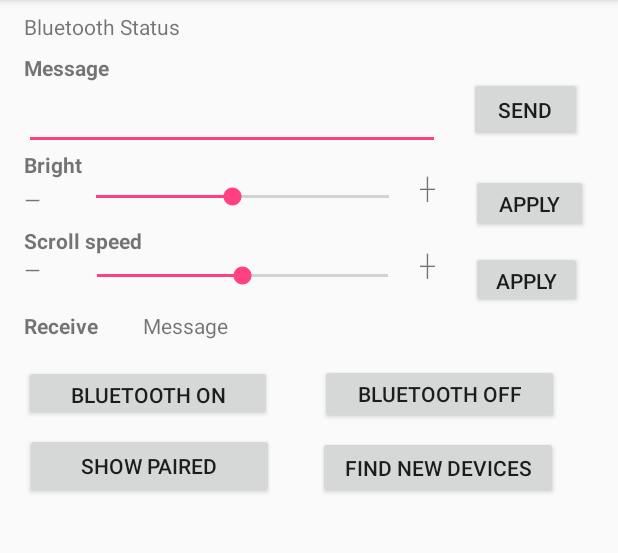
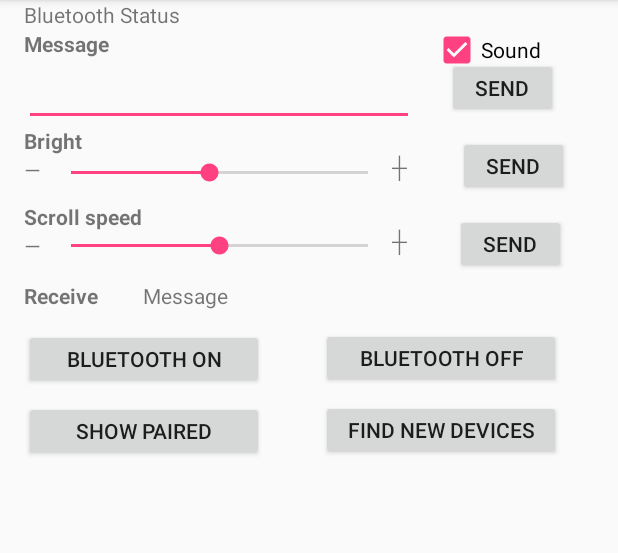
Before and after one commit to fopmania/Android, an Android app: the screen it shows after launch (MainActivity), on a phone screen of 412 x 824 dp, the part 84-637 px from its top. Run offline under Robolectric (Android 15) with nearby library versions, the phone set to English and light mode, and no system bars.

Commit message:
no message

```diff
--- a/Max7219Control/app/src/main/java/com/fopman/mac/max7219control/MainActivity.java
+++ b/Max7219Control/app/src/main/java/com/fopman/mac/max7219control/MainActivity.java
@@ -11,15 +11,18 @@ import android.os.Handler;
 import android.os.SystemClock;
 import android.support.v7.app.AppCompatActivity;
 import android.os.Bundle;
+import android.util.Log;
 import android.view.View;
 import android.widget.AdapterView;
 import android.widget.ArrayAdapter;
 import android.widget.Button;
+import android.widget.CheckBox;
 import android.widget.ListView;
 import android.widget.SeekBar;
 import android.widget.TextView;
 import android.widget.Toast;
 
+import java.io.Console;
 import java.io.IOException;
 import java.io.InputStream;
 import java.io.OutputStream;
@@ -122,21 +125,21 @@ public class MainActivity extends AppCompatActivity {
 
     public void onClickSend(View view) {
         if(thConnect != null){
-            bufMsg[0] = cmd_text;
+            Toast.makeText(getApplicationContext(), "Send "+ txtMessage.getText().toString(), Toast.LENGTH_LONG ).show();
             thConnect.write(cmd_text, txtMessage.getText().toString());
         }
     }
 
     public void onClickBright(View view) {
         if(thConnect != null){
-            bufMsg[0] = cmd_bright;
+            Toast.makeText(getApplicationContext(), "Bright : "+ sbBright.getProgress(), Toast.LENGTH_LONG ).show();
             thConnect.write(cmd_bright, Integer.toString(sbBright.getProgress()));
         }
     }
 
     public void onClickSpeed(View view) {
         if(thConnect != null){
-            bufMsg[0] = cmd_speed;
+            Toast.makeText(getApplicationContext(), "Speed : "+ sbSpeed.getProgress(), Toast.LENGTH_LONG ).show();
             thConnect.write(cmd_speed, Integer.toString(sbSpeed.getProgress()));
         }
     }
@@ -309,15 +312,18 @@ public class MainActivity extends AppCompatActivity {
         /* Call this from the main activity to send data to the remote device */
         public void write(byte cmd, String Msg) {
             byte [] data = Msg.getBytes();
+            bufMsg[0] = cmd;
+            if(((CheckBox)findViewById(R.id.ckSound)).isChecked())  bufMsg[1] = '1';
+                else    bufMsg[1] = '0';
+            Log.d("BT_MSG", Integer.toString(bufMsg[1]));
             for(int i = 0; i < data.length; i++){
-                bufMsg[i+1] = data[i];
+                bufMsg[i+2] = data[i];
             }
-            bufMsg[data.length+1] = '\0';
+            bufMsg[data.length+2] = 0;
             try {
                 mmOutStream.write(bufMsg);
             } catch (IOException e) { }
 
-            Toast.makeText(getApplicationContext(), "send "+ Msg, Toast.LENGTH_LONG ).show();
 
             delayButtons();
         }
--- a/Max7219Control/app/src/main/res/layout/activity_main.xml
+++ b/Max7219Control/app/src/main/res/layout/activity_main.xml
@@ -37,8 +37,6 @@
         android:layout_width="wrap_content"
         android:layout_height="wrap_content"
         android:layout_marginLeft="16dp"
-        android:layout_marginStart="16dp"
-        android:layout_marginTop="8dp"
         android:text="Bluetooth Status"
         app:layout_constraintLeft_toLeftOf="parent"
         app:layout_constraintTop_toTopOf="parent" />
@@ -48,8 +46,6 @@
         android:layout_width="wrap_content"
         android:layout_height="wrap_content"
         android:layout_marginLeft="16dp"
-        android:layout_marginStart="16dp"
-        android:layout_marginTop="8dp"
         android:text="Message"
         android:textStyle="bold"
         app:layout_constraintLeft_toLeftOf="parent"
@@ -57,28 +53,26 @@
 
     <EditText
         android:id="@+id/txtMessage"
-        android:layout_width="277dp"
+        android:layout_width="260dp"
         android:layout_height="45dp"
         android:layout_marginLeft="16dp"
         android:ems="10"
         android:inputType="textPersonName"
-        android:maxLength="61"
+        android:maxLength="60"
         app:layout_constraintLeft_toLeftOf="parent"
         app:layout_constraintTop_toBottomOf="@+id/textView" />
 
     <Button
         android:id="@+id/btnSend"
-        android:layout_width="75dp"
-        android:layout_height="43dp"
-        android:layout_marginEnd="16dp"
-        android:layout_marginStart="8dp"
-        android:layout_marginTop="24dp"
+        android:layout_width="74dp"
+        android:layout_height="40dp"
+        android:layout_marginEnd="24dp"
+        android:layout_marginStart="5dp"
         android:onClick="onClickSend"
         android:text="SEND"
         app:layout_constraintEnd_toEndOf="parent"
-        app:layout_constraintHorizontal_bias="0.578"
         app:layout_constraintStart_toEndOf="@+id/txtMessage"
-        app:layout_constraintTop_toBottomOf="@+id/txtStatus"
+        app:layout_constraintTop_toBottomOf="@+id/textView"
         tools:ignore="MissingConstraints" />
 
     <TextView
@@ -95,29 +89,25 @@
 
     <SeekBar
         android:id="@+id/sbBright"
-        android:layout_width="227dp"
+        android:layout_width="230dp"
         android:layout_height="24dp"
-        android:layout_marginEnd="8dp"
-        android:layout_marginLeft="32dp"
-        android:layout_marginStart="8dp"
         android:max="15"
         android:progress="7"
-        app:layout_constraintEnd_toStartOf="@+id/textView7"
-        app:layout_constraintHorizontal_bias="0.434"
-        app:layout_constraintLeft_toLeftOf="parent"
         app:layout_constraintStart_toEndOf="@+id/textView4"
         app:layout_constraintTop_toBottomOf="@+id/textView2" />
 
     <Button
         android:id="@+id/btBright"
-        android:layout_width="78dp"
-        android:layout_height="39dp"
-        android:layout_marginRight="20dp"
-        android:layout_marginTop="16dp"
+        android:layout_width="74dp"
+        android:layout_height="40dp"
+        android:layout_marginEnd="24dp"
+        android:layout_marginStart="20dp"
+        android:layout_marginTop="12dp"
         android:onClick="onClickBright"
-        android:text="Apply"
-        app:layout_constraintRight_toRightOf="parent"
-        app:layout_constraintTop_toBottomOf="@+id/txtMessage"
+        android:text="SEND"
+        app:layout_constraintEnd_toEndOf="parent"
+        app:layout_constraintStart_toEndOf="@+id/textView7"
+        app:layout_constraintTop_toBottomOf="@+id/btnSend"
         tools:ignore="MissingConstraints" />
 
     <TextView
@@ -134,36 +124,35 @@
 
     <SeekBar
         android:id="@+id/sbSpeed"
-        android:layout_width="226dp"
+        android:layout_width="230dp"
         android:layout_height="20dp"
-        android:layout_marginEnd="8dp"
-        android:layout_marginStart="8dp"
-        android:layout_marginTop="4dp"
         android:max="100"
         android:progress="50"
-        app:layout_constraintEnd_toStartOf="@+id/textView8"
-        app:layout_constraintHorizontal_bias="0.428"
         app:layout_constraintStart_toEndOf="@+id/textView6"
         app:layout_constraintTop_toBottomOf="@+id/textView3" />
 
     <Button
         android:id="@+id/btSpeed"
         android:layout_width="74dp"
-        android:layout_height="38dp"
+        android:layout_height="40dp"
+        android:layout_marginEnd="28dp"
         android:layout_marginRight="24dp"
-        android:layout_marginTop="24dp"
+        android:layout_marginStart="20dp"
+        android:layout_marginTop="12dp"
         android:onClick="onClickSpeed"
-        android:text="Apply"
+        android:text="SEND"
+        app:layout_constraintEnd_toEndOf="parent"
         app:layout_constraintRight_toRightOf="parent"
-        app:layout_constraintTop_toBottomOf="@+id/sbBright"
+        app:layout_constraintStart_toEndOf="@+id/textView8"
+        app:layout_constraintTop_toBottomOf="@+id/btBright"
         tools:ignore="MissingConstraints" />
 
     <Button
         android:id="@+id/btBlueOn"
-        android:layout_width="165dp"
-        android:layout_height="37dp"
+        android:layout_width="160dp"
+        android:layout_height="40dp"
         android:layout_marginLeft="16dp"
-        android:layout_marginTop="16dp"
+        android:layout_marginTop="12dp"
         android:onClick="onClickBluetoothOn"
         android:text="BLUETOOTH ON"
         app:layout_constraintLeft_toLeftOf="parent"
@@ -171,43 +160,38 @@
 
     <Button
         android:id="@+id/btBlueOff"
-        android:layout_width="159dp"
+        android:layout_width="160dp"
         android:layout_height="40dp"
         android:layout_marginLeft="8dp"
         android:layout_marginRight="8dp"
-        android:layout_marginTop="12dp"
+        android:layout_marginTop="8dp"
         android:onClick="onClickBluetoothOff"
         android:text="BLUETOOTH OFF"
-        app:layout_constraintHorizontal_bias="0.436"
         app:layout_constraintLeft_toRightOf="@+id/btBlueOn"
         app:layout_constraintRight_toRightOf="parent"
         app:layout_constraintTop_toBottomOf="@+id/txtReceive" />
 
     <Button
         android:id="@+id/btPaired"
-        android:layout_width="166dp"
-        android:layout_height="44dp"
-        android:layout_marginLeft="8dp"
-        android:layout_marginRight="8dp"
+        android:layout_width="160dp"
+        android:layout_height="40dp"
+        android:layout_marginLeft="16dp"
         android:layout_marginTop="8dp"
         android:onClick="onCLickPaired"
         android:text="SHOW PAIRED"
-        app:layout_constraintHorizontal_bias="0.039"
         app:layout_constraintLeft_toLeftOf="parent"
-        app:layout_constraintRight_toRightOf="parent"
         app:layout_constraintTop_toBottomOf="@+id/btBlueOn"
         tools:ignore="MissingConstraints" />
 
     <Button
         android:id="@+id/btFind"
         android:layout_width="160dp"
-        android:layout_height="42dp"
+        android:layout_height="40dp"
         android:layout_marginLeft="8dp"
         android:layout_marginRight="8dp"
         android:layout_marginTop="8dp"
         android:onClick="onClickBluetoothFind"
         android:text="FIND NEW DEVICES"
-        app:layout_constraintHorizontal_bias="0.403"
         app:layout_constraintLeft_toRightOf="@+id/btPaired"
         app:layout_constraintRight_toRightOf="parent"
         app:layout_constraintTop_toBottomOf="@+id/btBlueOff"
@@ -216,29 +200,29 @@
     <ListView
         android:id="@+id/lvBluetooth"
         android:layout_width="389dp"
-        android:layout_height="234dp"
+        android:layout_height="225dp"
         android:layout_marginBottom="8dp"
         android:layout_marginLeft="8dp"
         android:layout_marginRight="8dp"
+        android:layout_marginTop="8dp"
         app:layout_constraintBottom_toBottomOf="parent"
         app:layout_constraintLeft_toLeftOf="parent"
         app:layout_constraintRight_toRightOf="parent"
-        app:layout_constraintTop_toBottomOf="@+id/btFind"
-        app:layout_constraintVertical_bias="0.405" />
+        app:layout_constraintTop_toBottomOf="@+id/btPaired"
+        app:layout_constraintVertical_bias="0.119" />
 
     <TextView
         android:id="@+id/textView4"
-        android:layout_width="26dp"
+        android:layout_width="15dp"
         android:layout_height="26dp"
         android:layout_marginStart="16dp"
-        android:layout_marginTop="4dp"
         android:text="—"
         app:layout_constraintStart_toStartOf="parent"
         app:layout_constraintTop_toBottomOf="@+id/textView2" />
 
     <TextView
         android:id="@+id/textView6"
-        android:layout_width="26dp"
+        android:layout_width="15dp"
         android:layout_height="26dp"
         android:layout_marginStart="16dp"
         android:text="—"
@@ -247,28 +231,30 @@
 
     <TextView
         android:id="@+id/textView7"
-        android:layout_width="26dp"
+        android:layout_width="15dp"
         android:layout_height="26dp"
-        android:layout_marginEnd="8dp"
-        android:layout_marginStart="260dp"
-        android:layout_marginTop="16dp"
+        android:layout_marginTop="18dp"
         android:text="┼"
-        app:layout_constraintEnd_toStartOf="@+id/btBright"
-        app:layout_constraintHorizontal_bias="1.0"
-        app:layout_constraintStart_toStartOf="parent"
+        app:layout_constraintStart_toEndOf="@+id/sbBright"
         app:layout_constraintTop_toBottomOf="@+id/txtMessage" />
 
     <TextView
         android:id="@+id/textView8"
-        android:layout_width="26dp"
+        android:layout_width="15dp"
         android:layout_height="26dp"
-        android:layout_marginEnd="8dp"
-        android:layout_marginStart="272dp"
         android:layout_marginTop="24dp"
         android:text="┼"
-        app:layout_constraintEnd_toStartOf="@+id/btSpeed"
-        app:layout_constraintHorizontal_bias="1.0"
-        app:layout_constraintStart_toStartOf="parent"
+        app:layout_constraintStart_toEndOf="@+id/sbSpeed"
         app:layout_constraintTop_toBottomOf="@+id/sbBright" />
 
+    <CheckBox
+        android:id="@+id/ckSound"
+        android:layout_width="87dp"
+        android:layout_height="28dp"
+        android:layout_marginEnd="36dp"
+        android:checked="true"
+        android:text="Sound"
+        app:layout_constraintEnd_toEndOf="parent"
+        app:layout_constraintTop_toBottomOf="@+id/txtStatus" />
+
 </android.support.constraint.ConstraintLayout>
```
Also changed, not shown: 2 other files.
